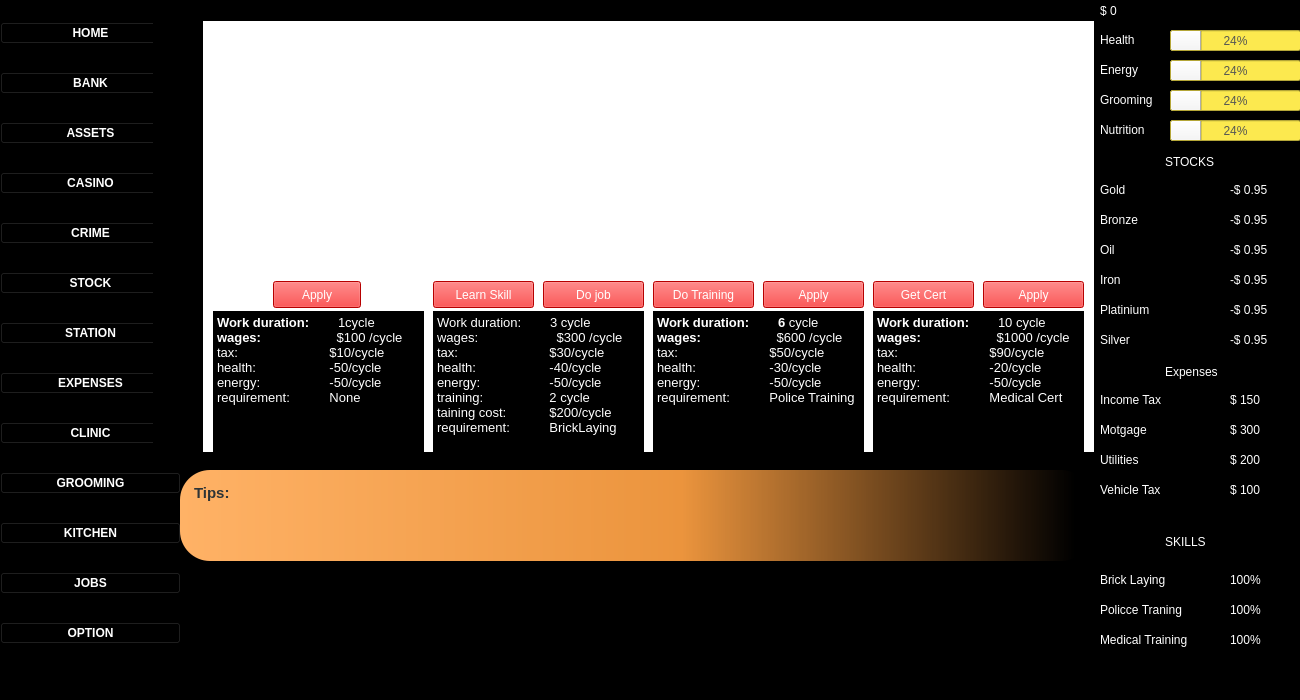
Above: mainwindow.ui from ib-Jkid/cpp_game_VitualB-R before the change. Below: the same form after it.
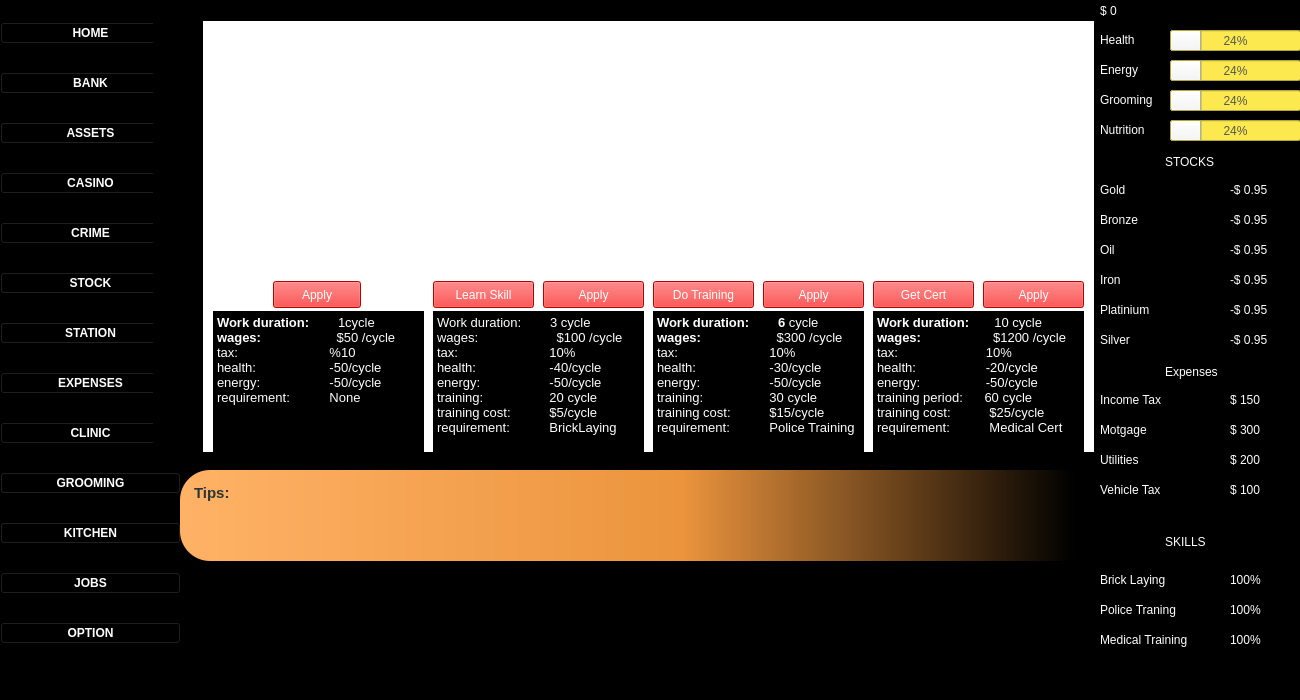
That is the form after the change. The open tabs and pages were chosen to show the change. Icons and pictures are not drawn.

Diff of the .ui file:
```diff
--- a/mainwindow.ui
+++ b/mainwindow.ui
@@ -4001,8 +4001,8 @@
 p, li { white-space: pre-wrap; }
 &lt;/style&gt;&lt;/head&gt;&lt;body style=&quot; font-family:'Cantarell'; font-size:11pt; font-weight:400; font-style:normal;&quot;&gt;
 &lt;p align=&quot;justify&quot; style=&quot; margin-top:0px; margin-bottom:0px; margin-left:0px; margin-right:0px; -qt-block-indent:0; text-indent:0px;&quot;&gt;&lt;span style=&quot; font-family:'Cantarell'; font-size:10pt; font-weight:600;&quot;&gt;Work duration:        &lt;/span&gt;&lt;span style=&quot; font-family:'Cantarell'; font-size:10pt;&quot;&gt;1cycle&lt;/span&gt;&lt;/p&gt;
-&lt;p align=&quot;justify&quot; style=&quot; margin-top:0px; margin-bottom:0px; margin-left:0px; margin-right:0px; -qt-block-indent:0; text-indent:0px;&quot;&gt;&lt;span style=&quot; font-family:'Cantarell'; font-size:10pt; font-weight:600;&quot;&gt;wages: 	           &lt;/span&gt;&lt;span style=&quot; font-family:'Cantarell'; font-size:10pt;&quot;&gt;$100 /cycle&lt;/span&gt;&lt;/p&gt;
-&lt;p align=&quot;justify&quot; style=&quot; margin-top:0px; margin-bottom:0px; margin-left:0px; margin-right:0px; -qt-block-indent:0; text-indent:0px;&quot;&gt;&lt;span style=&quot; font-family:'Cantarell'; font-size:10pt;&quot;&gt;tax:	         $10/cycle&lt;/span&gt;&lt;/p&gt;
+&lt;p align=&quot;justify&quot; style=&quot; margin-top:0px; margin-bottom:0px; margin-left:0px; margin-right:0px; -qt-block-indent:0; text-indent:0px;&quot;&gt;&lt;span style=&quot; font-family:'Cantarell'; font-size:10pt; font-weight:600;&quot;&gt;wages: 	           &lt;/span&gt;&lt;span style=&quot; font-family:'Cantarell'; font-size:10pt;&quot;&gt;$50 /cycle&lt;/span&gt;&lt;/p&gt;
+&lt;p align=&quot;justify&quot; style=&quot; margin-top:0px; margin-bottom:0px; margin-left:0px; margin-right:0px; -qt-block-indent:0; text-indent:0px;&quot;&gt;&lt;span style=&quot; font-family:'Cantarell'; font-size:10pt;&quot;&gt;tax:	         %10&lt;/span&gt;&lt;/p&gt;
 &lt;p align=&quot;justify&quot; style=&quot; margin-top:0px; margin-bottom:0px; margin-left:0px; margin-right:0px; -qt-block-indent:0; text-indent:0px;&quot;&gt;&lt;span style=&quot; font-family:'Cantarell'; font-size:10pt;&quot;&gt;health: 	         -50/cycle&lt;/span&gt;&lt;/p&gt;
 &lt;p align=&quot;justify&quot; style=&quot; margin-top:0px; margin-bottom:0px; margin-left:0px; margin-right:0px; -qt-block-indent:0; text-indent:0px;&quot;&gt;&lt;span style=&quot; font-family:'Cantarell'; font-size:10pt;&quot;&gt;energy:	         -50/cycle&lt;/span&gt;&lt;/p&gt;
 &lt;p align=&quot;justify&quot; style=&quot; margin-top:0px; margin-bottom:0px; margin-left:0px; margin-right:0px; -qt-block-indent:0; text-indent:0px;&quot;&gt;&lt;span style=&quot; font-family:'Cantarell'; font-size:10pt;&quot;&gt;requirement:	         None&lt;/span&gt;&lt;/p&gt;&lt;/body&gt;&lt;/html&gt;</string>
@@ -4039,7 +4039,7 @@
 color: white;</string>
        </property>
        <property name="text">
-        <string>Do job</string>
+        <string>Apply</string>
        </property>
       </widget>
       <widget class="QTextEdit" name="textEdit_7">
@@ -4063,12 +4063,12 @@
 p, li { white-space: pre-wrap; }
 &lt;/style&gt;&lt;/head&gt;&lt;body style=&quot; font-family:'Cantarell'; font-size:11pt; font-weight:400; font-style:normal;&quot;&gt;
 &lt;p align=&quot;justify&quot; style=&quot; margin-top:0px; margin-bottom:0px; margin-left:0px; margin-right:0px; -qt-block-indent:0; text-indent:0px;&quot;&gt;&lt;span style=&quot; font-family:'Cantarell'; font-size:10pt;&quot;&gt;Work duration:        3 cycle&lt;/span&gt;&lt;/p&gt;
-&lt;p align=&quot;justify&quot; style=&quot; margin-top:0px; margin-bottom:0px; margin-left:0px; margin-right:0px; -qt-block-indent:0; text-indent:0px;&quot;&gt;&lt;span style=&quot; font-family:'Cantarell'; font-size:10pt;&quot;&gt;wages: &lt;/span&gt;&lt;span style=&quot; font-family:'Cantarell'; font-size:10pt; font-weight:600;&quot;&gt;	           &lt;/span&gt;&lt;span style=&quot; font-family:'Cantarell'; font-size:10pt;&quot;&gt;$300 /cycle&lt;/span&gt;&lt;/p&gt;
-&lt;p align=&quot;justify&quot; style=&quot; margin-top:0px; margin-bottom:0px; margin-left:0px; margin-right:0px; -qt-block-indent:0; text-indent:0px;&quot;&gt;&lt;span style=&quot; font-family:'Cantarell'; font-size:10pt;&quot;&gt;tax:	         $30/cycle&lt;/span&gt;&lt;/p&gt;
+&lt;p align=&quot;justify&quot; style=&quot; margin-top:0px; margin-bottom:0px; margin-left:0px; margin-right:0px; -qt-block-indent:0; text-indent:0px;&quot;&gt;&lt;span style=&quot; font-family:'Cantarell'; font-size:10pt;&quot;&gt;wages: &lt;/span&gt;&lt;span style=&quot; font-family:'Cantarell'; font-size:10pt; font-weight:600;&quot;&gt;	           &lt;/span&gt;&lt;span style=&quot; font-family:'Cantarell'; font-size:10pt;&quot;&gt;$100 /cycle&lt;/span&gt;&lt;/p&gt;
+&lt;p align=&quot;justify&quot; style=&quot; margin-top:0px; margin-bottom:0px; margin-left:0px; margin-right:0px; -qt-block-indent:0; text-indent:0px;&quot;&gt;&lt;span style=&quot; font-family:'Cantarell'; font-size:10pt;&quot;&gt;tax:	         10%&lt;/span&gt;&lt;/p&gt;
 &lt;p align=&quot;justify&quot; style=&quot; margin-top:0px; margin-bottom:0px; margin-left:0px; margin-right:0px; -qt-block-indent:0; text-indent:0px;&quot;&gt;&lt;span style=&quot; font-family:'Cantarell'; font-size:10pt;&quot;&gt;health: 	         -40/cycle&lt;/span&gt;&lt;/p&gt;
 &lt;p align=&quot;justify&quot; style=&quot; margin-top:0px; margin-bottom:0px; margin-left:0px; margin-right:0px; -qt-block-indent:0; text-indent:0px;&quot;&gt;&lt;span style=&quot; font-family:'Cantarell'; font-size:10pt;&quot;&gt;energy:	         -50/cycle&lt;/span&gt;&lt;/p&gt;
-&lt;p align=&quot;justify&quot; style=&quot; margin-top:0px; margin-bottom:0px; margin-left:0px; margin-right:0px; -qt-block-indent:0; text-indent:0px;&quot;&gt;&lt;span style=&quot; font-family:'Cantarell'; font-size:10pt;&quot;&gt;training:	         2 cycle&lt;/span&gt;&lt;/p&gt;
-&lt;p align=&quot;justify&quot; style=&quot; margin-top:0px; margin-bottom:0px; margin-left:0px; margin-right:0px; -qt-block-indent:0; text-indent:0px;&quot;&gt;&lt;span style=&quot; font-family:'Cantarell'; font-size:10pt;&quot;&gt;taining cost: 	         $200/cycle&lt;/span&gt;&lt;/p&gt;
+&lt;p align=&quot;justify&quot; style=&quot; margin-top:0px; margin-bottom:0px; margin-left:0px; margin-right:0px; -qt-block-indent:0; text-indent:0px;&quot;&gt;&lt;span style=&quot; font-family:'Cantarell'; font-size:10pt;&quot;&gt;training:	         20 cycle&lt;/span&gt;&lt;/p&gt;
+&lt;p align=&quot;justify&quot; style=&quot; margin-top:0px; margin-bottom:0px; margin-left:0px; margin-right:0px; -qt-block-indent:0; text-indent:0px;&quot;&gt;&lt;span style=&quot; font-family:'Cantarell'; font-size:10pt;&quot;&gt;training cost: 	         $5/cycle&lt;/span&gt;&lt;/p&gt;
 &lt;p align=&quot;justify&quot; style=&quot; margin-top:0px; margin-bottom:0px; margin-left:0px; margin-right:0px; -qt-block-indent:0; text-indent:0px;&quot;&gt;&lt;span style=&quot; font-family:'Cantarell'; font-size:10pt;&quot;&gt;requirement:	         BrickLaying&lt;/span&gt;&lt;/p&gt;&lt;/body&gt;&lt;/html&gt;</string>
        </property>
       </widget>
@@ -4127,10 +4127,12 @@
 p, li { white-space: pre-wrap; }
 &lt;/style&gt;&lt;/head&gt;&lt;body style=&quot; font-family:'Cantarell'; font-size:11pt; font-weight:400; font-style:normal;&quot;&gt;
 &lt;p align=&quot;justify&quot; style=&quot; margin-top:0px; margin-bottom:0px; margin-left:0px; margin-right:0px; -qt-block-indent:0; text-indent:0px;&quot;&gt;&lt;span style=&quot; font-family:'Cantarell'; font-size:10pt; font-weight:600;&quot;&gt;Work duration:        6 &lt;/span&gt;&lt;span style=&quot; font-family:'Cantarell'; font-size:10pt;&quot;&gt;cycle&lt;/span&gt;&lt;/p&gt;
-&lt;p align=&quot;justify&quot; style=&quot; margin-top:0px; margin-bottom:0px; margin-left:0px; margin-right:0px; -qt-block-indent:0; text-indent:0px;&quot;&gt;&lt;span style=&quot; font-family:'Cantarell'; font-size:10pt; font-weight:600;&quot;&gt;wages: 	           &lt;/span&gt;&lt;span style=&quot; font-family:'Cantarell'; font-size:10pt;&quot;&gt;$600 /cycle&lt;/span&gt;&lt;/p&gt;
-&lt;p align=&quot;justify&quot; style=&quot; margin-top:0px; margin-bottom:0px; margin-left:0px; margin-right:0px; -qt-block-indent:0; text-indent:0px;&quot;&gt;&lt;span style=&quot; font-family:'Cantarell'; font-size:10pt;&quot;&gt;tax:	         $50/cycle&lt;/span&gt;&lt;/p&gt;
+&lt;p align=&quot;justify&quot; style=&quot; margin-top:0px; margin-bottom:0px; margin-left:0px; margin-right:0px; -qt-block-indent:0; text-indent:0px;&quot;&gt;&lt;span style=&quot; font-family:'Cantarell'; font-size:10pt; font-weight:600;&quot;&gt;wages: 	           &lt;/span&gt;&lt;span style=&quot; font-family:'Cantarell'; font-size:10pt;&quot;&gt;$300 /cycle&lt;/span&gt;&lt;/p&gt;
+&lt;p align=&quot;justify&quot; style=&quot; margin-top:0px; margin-bottom:0px; margin-left:0px; margin-right:0px; -qt-block-indent:0; text-indent:0px;&quot;&gt;&lt;span style=&quot; font-family:'Cantarell'; font-size:10pt;&quot;&gt;tax:	         10%&lt;/span&gt;&lt;/p&gt;
 &lt;p align=&quot;justify&quot; style=&quot; margin-top:0px; margin-bottom:0px; margin-left:0px; margin-right:0px; -qt-block-indent:0; text-indent:0px;&quot;&gt;&lt;span style=&quot; font-family:'Cantarell'; font-size:10pt;&quot;&gt;health: 	         -30/cycle&lt;/span&gt;&lt;/p&gt;
 &lt;p align=&quot;justify&quot; style=&quot; margin-top:0px; margin-bottom:0px; margin-left:0px; margin-right:0px; -qt-block-indent:0; text-indent:0px;&quot;&gt;&lt;span style=&quot; font-family:'Cantarell'; font-size:10pt;&quot;&gt;energy:	         -50/cycle&lt;/span&gt;&lt;/p&gt;
+&lt;p align=&quot;justify&quot; style=&quot; margin-top:0px; margin-bottom:0px; margin-left:0px; margin-right:0px; -qt-block-indent:0; text-indent:0px;&quot;&gt;&lt;span style=&quot; font-family:'Cantarell'; font-size:10pt;&quot;&gt;training:	         30 cycle&lt;/span&gt;&lt;/p&gt;
+&lt;p align=&quot;justify&quot; style=&quot; margin-top:0px; margin-bottom:0px; margin-left:0px; margin-right:0px; -qt-block-indent:0; text-indent:0px;&quot;&gt;&lt;span style=&quot; font-family:'Cantarell'; font-size:10pt;&quot;&gt;training cost: 	         $15/cycle&lt;/span&gt;&lt;/p&gt;
 &lt;p align=&quot;justify&quot; style=&quot; margin-top:0px; margin-bottom:0px; margin-left:0px; margin-right:0px; -qt-block-indent:0; text-indent:0px;&quot;&gt;&lt;span style=&quot; font-family:'Cantarell'; font-size:10pt;&quot;&gt;requirement:	         Police Training&lt;/span&gt;&lt;/p&gt;&lt;/body&gt;&lt;/html&gt;</string>
        </property>
       </widget>
@@ -4188,11 +4190,13 @@
 &lt;html&gt;&lt;head&gt;&lt;meta name=&quot;qrichtext&quot; content=&quot;1&quot; /&gt;&lt;style type=&quot;text/css&quot;&gt;
 p, li { white-space: pre-wrap; }
 &lt;/style&gt;&lt;/head&gt;&lt;body style=&quot; font-family:'Cantarell'; font-size:11pt; font-weight:400; font-style:normal;&quot;&gt;
-&lt;p align=&quot;justify&quot; style=&quot; margin-top:0px; margin-bottom:0px; margin-left:0px; margin-right:0px; -qt-block-indent:0; text-indent:0px;&quot;&gt;&lt;span style=&quot; font-family:'Cantarell'; font-size:10pt; font-weight:600;&quot;&gt;Work duration:        &lt;/span&gt;&lt;span style=&quot; font-family:'Cantarell'; font-size:10pt;&quot;&gt;10 cycle&lt;/span&gt;&lt;/p&gt;
-&lt;p align=&quot;justify&quot; style=&quot; margin-top:0px; margin-bottom:0px; margin-left:0px; margin-right:0px; -qt-block-indent:0; text-indent:0px;&quot;&gt;&lt;span style=&quot; font-family:'Cantarell'; font-size:10pt; font-weight:600;&quot;&gt;wages: 	           &lt;/span&gt;&lt;span style=&quot; font-family:'Cantarell'; font-size:10pt;&quot;&gt;$1000 /cycle&lt;/span&gt;&lt;/p&gt;
-&lt;p align=&quot;justify&quot; style=&quot; margin-top:0px; margin-bottom:0px; margin-left:0px; margin-right:0px; -qt-block-indent:0; text-indent:0px;&quot;&gt;&lt;span style=&quot; font-family:'Cantarell'; font-size:10pt;&quot;&gt;tax:	         $90/cycle&lt;/span&gt;&lt;/p&gt;
-&lt;p align=&quot;justify&quot; style=&quot; margin-top:0px; margin-bottom:0px; margin-left:0px; margin-right:0px; -qt-block-indent:0; text-indent:0px;&quot;&gt;&lt;span style=&quot; font-family:'Cantarell'; font-size:10pt;&quot;&gt;health: 	         -20/cycle&lt;/span&gt;&lt;/p&gt;
-&lt;p align=&quot;justify&quot; style=&quot; margin-top:0px; margin-bottom:0px; margin-left:0px; margin-right:0px; -qt-block-indent:0; text-indent:0px;&quot;&gt;&lt;span style=&quot; font-family:'Cantarell'; font-size:10pt;&quot;&gt;energy:	         -50/cycle&lt;/span&gt;&lt;/p&gt;
+&lt;p align=&quot;justify&quot; style=&quot; margin-top:0px; margin-bottom:0px; margin-left:0px; margin-right:0px; -qt-block-indent:0; text-indent:0px;&quot;&gt;&lt;span style=&quot; font-family:'Cantarell'; font-size:10pt; font-weight:600;&quot;&gt;Work duration:       &lt;/span&gt;&lt;span style=&quot; font-family:'Cantarell'; font-size:10pt;&quot;&gt;10 cycle&lt;/span&gt;&lt;/p&gt;
+&lt;p align=&quot;justify&quot; style=&quot; margin-top:0px; margin-bottom:0px; margin-left:0px; margin-right:0px; -qt-block-indent:0; text-indent:0px;&quot;&gt;&lt;span style=&quot; font-family:'Cantarell'; font-size:10pt; font-weight:600;&quot;&gt;wages: 	          &lt;/span&gt;&lt;span style=&quot; font-family:'Cantarell'; font-size:10pt;&quot;&gt;$1200 /cycle&lt;/span&gt;&lt;/p&gt;
+&lt;p align=&quot;justify&quot; style=&quot; margin-top:0px; margin-bottom:0px; margin-left:0px; margin-right:0px; -qt-block-indent:0; text-indent:0px;&quot;&gt;&lt;span style=&quot; font-family:'Cantarell'; font-size:10pt;&quot;&gt;tax:	        10%&lt;/span&gt;&lt;/p&gt;
+&lt;p align=&quot;justify&quot; style=&quot; margin-top:0px; margin-bottom:0px; margin-left:0px; margin-right:0px; -qt-block-indent:0; text-indent:0px;&quot;&gt;&lt;span style=&quot; font-family:'Cantarell'; font-size:10pt;&quot;&gt;health: 	        -20/cycle&lt;/span&gt;&lt;/p&gt;
+&lt;p align=&quot;justify&quot; style=&quot; margin-top:0px; margin-bottom:0px; margin-left:0px; margin-right:0px; -qt-block-indent:0; text-indent:0px;&quot;&gt;&lt;span style=&quot; font-family:'Cantarell'; font-size:10pt;&quot;&gt;energy:	        -50/cycle&lt;/span&gt;&lt;/p&gt;
+&lt;p align=&quot;justify&quot; style=&quot; margin-top:0px; margin-bottom:0px; margin-left:0px; margin-right:0px; -qt-block-indent:0; text-indent:0px;&quot;&gt;&lt;span style=&quot; font-family:'Cantarell'; font-size:10pt;&quot;&gt;training period:      60 cycle&lt;/span&gt;&lt;/p&gt;
+&lt;p align=&quot;justify&quot; style=&quot; margin-top:0px; margin-bottom:0px; margin-left:0px; margin-right:0px; -qt-block-indent:0; text-indent:0px;&quot;&gt;&lt;span style=&quot; font-family:'Cantarell'; font-size:10pt;&quot;&gt;training cost: 	         $25/cycle&lt;/span&gt;&lt;/p&gt;
 &lt;p align=&quot;justify&quot; style=&quot; margin-top:0px; margin-bottom:0px; margin-left:0px; margin-right:0px; -qt-block-indent:0; text-indent:0px;&quot;&gt;&lt;span style=&quot; font-family:'Cantarell'; font-size:10pt;&quot;&gt;requirement:	         Medical Cert&lt;/span&gt;&lt;/p&gt;&lt;/body&gt;&lt;/html&gt;</string>
        </property>
       </widget>
@@ -4671,7 +4675,7 @@
      </rect>
     </property>
     <property name="text">
-     <string>Policce Traning</string>
+     <string>Police Traning</string>
     </property>
    </widget>
    <widget class="QPlainTextEdit" name="plainTextEdit_6">
```
Left out of the diff: 22 changed lines with no effect on the pictures.
